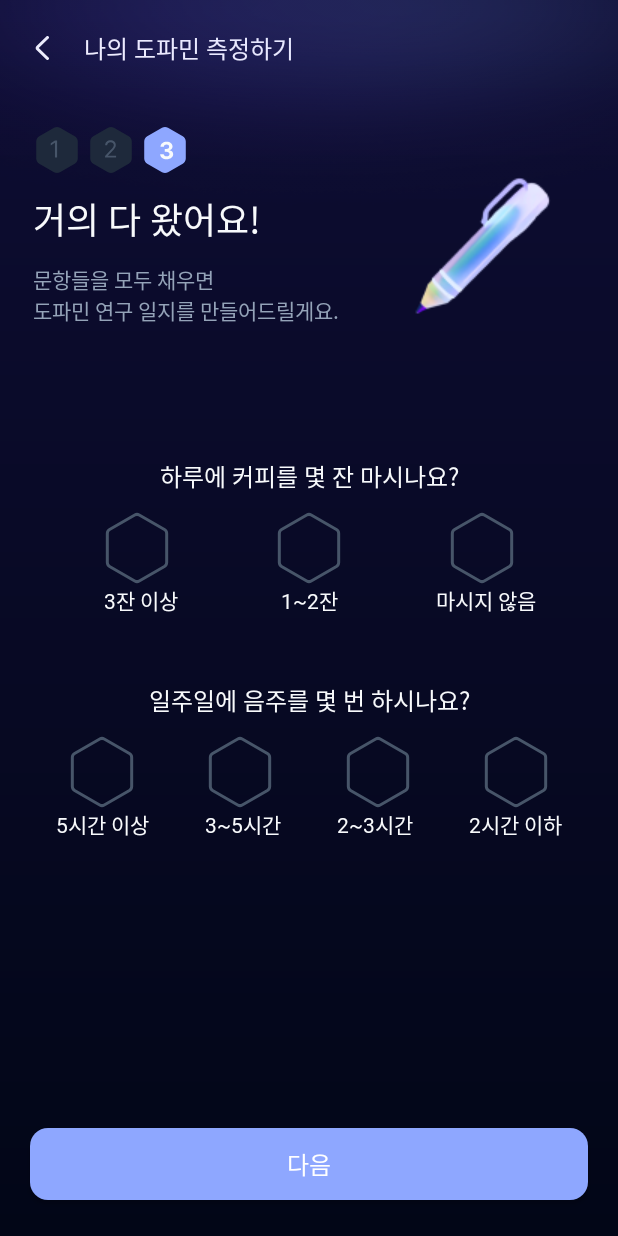
After one commit to Kusitms-29th-Kukathon-G/Android, an Android app: the fragment InputStep3Fragment shown on its own in the app's theme, on a phone screen of 412 x 824 dp. The commit adds this screen. Run offline under Robolectric (Android 15) with nearby library versions, the phone set to English and light mode, and no system bars.

Commit message:
[add] 인풋 스텝3 화면

```diff
--- /dev/null
+++ b/app/src/main/java/com/example/kukathon/input/InputStep3Fragment.kt
@@ -0,0 +1,60 @@
+package com.example.kukathon.input
+
+import android.os.Bundle
+import androidx.fragment.app.Fragment
+import android.view.LayoutInflater
+import android.view.View
+import android.view.ViewGroup
+import com.example.kukathon.R
+
+// TODO: Rename parameter arguments, choose names that match
+// the fragment initialization parameters, e.g. ARG_ITEM_NUMBER
+private const val ARG_PARAM1 = "param1"
+private const val ARG_PARAM2 = "param2"
+
+/**
+ * A simple [Fragment] subclass.
+ * Use the [InputStep3Fragment.newInstance] factory method to
+ * create an instance of this fragment.
+ */
+class InputStep3Fragment : Fragment() {
+    // TODO: Rename and change types of parameters
+    private var param1: String? = null
+    private var param2: String? = null
+
+    override fun onCreate(savedInstanceState: Bundle?) {
+        super.onCreate(savedInstanceState)
+        arguments?.let {
+            param1 = it.getString(ARG_PARAM1)
+            param2 = it.getString(ARG_PARAM2)
+        }
+    }
+
+    override fun onCreateView(
+        inflater: LayoutInflater, container: ViewGroup?,
+        savedInstanceState: Bundle?
+    ): View? {
+        // Inflate the layout for this fragment
+        return inflater.inflate(R.layout.fragment_input_step3, container, false)
+    }
+
+    companion object {
+        /**
+         * Use this factory method to create a new instance of
+         * this fragment using the provided parameters.
+         *
+         * @param param1 Parameter 1.
+         * @param param2 Parameter 2.
+         * @return A new instance of fragment InputStep3Fragment.
+         */
+        // TODO: Rename and change types and number of parameters
+        @JvmStatic
+        fun newInstance(param1: String, param2: String) =
+            InputStep3Fragment().apply {
+                arguments = Bundle().apply {
+                    putString(ARG_PARAM1, param1)
+                    putString(ARG_PARAM2, param2)
+                }
+            }
+    }
+}
--- /dev/null
+++ b/app/src/main/res/layout/fragment_input_step3.xml
@@ -0,0 +1,308 @@
+<?xml version="1.0" encoding="utf-8"?>
+<androidx.constraintlayout.widget.ConstraintLayout xmlns:android="http://schemas.android.com/apk/res/android"
+    xmlns:app="http://schemas.android.com/apk/res-auto"
+    xmlns:tools="http://schemas.android.com/tools"
+    android:layout_width="match_parent"
+    android:layout_height="match_parent"
+    android:background="@drawable/gradient_on_boarding"
+    tools:context=".input.InputStep3Fragment">
+
+    <com.google.android.material.appbar.MaterialToolbar
+        android:id="@+id/input_step3_toolbar"
+        android:layout_width="0dp"
+        android:layout_height="?attr/actionBarSize"
+        app:layout_constraintEnd_toEndOf="parent"
+        app:layout_constraintStart_toStartOf="parent"
+        app:layout_constraintTop_toTopOf="parent"
+        app:navigationIcon="@drawable/mobile_ic_back">
+
+        <TextView
+            android:id="@+id/input_step3_title"
+            android:layout_width="wrap_content"
+            android:layout_height="wrap_content"
+            android:layout_marginEnd="20dp"
+            android:fontFamily="@font/pretendard_bold"
+            android:text="@string/나의_도파민_측정하기"
+            android:textColor="@color/white"
+            android:textSize="16sp"
+            app:layout_constraintBottom_toBottomOf="@id/terms_toolbar"
+            app:layout_constraintEnd_toEndOf="parent"
+            app:layout_constraintTop_toTopOf="parent" />
+    </com.google.android.material.appbar.MaterialToolbar>
+
+
+    <ImageView
+        android:id="@+id/ellipse1"
+        android:layout_width="match_parent"
+        android:layout_height="150dp"
+        android:background="@drawable/img_ellipse_2745"
+        app:layout_constraintEnd_toEndOf="parent"
+        app:layout_constraintStart_toStartOf="parent"
+        app:layout_constraintTop_toTopOf="parent" />
+
+    <ImageView
+        android:layout_width="wrap_content"
+        android:layout_height="wrap_content"
+        android:layout_marginTop="34dp"
+        android:background="@drawable/png_pencil"
+        app:layout_constraintEnd_toEndOf="parent"
+        app:layout_constraintStart_toEndOf="@id/tv_input_step3_title2"
+        app:layout_constraintTop_toBottomOf="@id/input_step3_toolbar" />
+
+    <ImageView
+        android:id="@+id/btn_step1"
+        android:layout_width="wrap_content"
+        android:layout_height="wrap_content"
+        android:layout_marginStart="22dp"
+        android:layout_marginTop="20dp"
+        android:background="@drawable/ic_input_step1_unable"
+        app:layout_constraintStart_toStartOf="parent"
+        app:layout_constraintTop_toBottomOf="@id/input_step3_toolbar" />
+
+    <ImageView
+        android:id="@+id/btn_step2"
+        android:layout_width="wrap_content"
+        android:layout_height="wrap_content"
+        android:layout_marginStart="4dp"
+        android:layout_marginTop="20dp"
+        android:background="@drawable/ic_input_step2_unable"
+        app:layout_constraintStart_toEndOf="@id/btn_step1"
+        app:layout_constraintTop_toBottomOf="@id/input_step3_toolbar" />
+
+    <ImageView
+        android:id="@+id/btn_step3"
+        android:layout_width="wrap_content"
+        android:layout_height="wrap_content"
+        android:layout_marginStart="4dp"
+        android:layout_marginTop="20dp"
+        android:background="@drawable/ic_input_step3_able"
+        app:layout_constraintStart_toEndOf="@id/btn_step2"
+        app:layout_constraintTop_toBottomOf="@id/input_step3_toolbar" />
+
+
+    <TextView
+        android:id="@+id/tv_input_step3_title1"
+        android:layout_width="wrap_content"
+        android:layout_height="wrap_content"
+        android:layout_marginStart="22dp"
+        android:layout_marginTop="12dp"
+        android:fontFamily="@font/pretendard_bold"
+        android:text="@string/거의_다_왔어요"
+        android:textColor="@color/B_50"
+        android:textSize="24sp"
+        app:layout_constraintStart_toStartOf="parent"
+        app:layout_constraintTop_toBottomOf="@id/btn_step1" />
+
+    <TextView
+        android:id="@+id/tv_input_step3_title2"
+        android:layout_width="wrap_content"
+        android:layout_height="wrap_content"
+        android:layout_marginStart="22dp"
+        android:layout_marginTop="12dp"
+        android:fontFamily="@font/pretendard_regular"
+        android:text="@string/문항들을_모두_채우면_도파민_연구_일지를_만들어드릴게요"
+        android:textColor="@color/B_400"
+        android:textSize="14sp"
+        app:layout_constraintStart_toStartOf="parent"
+        app:layout_constraintTop_toBottomOf="@id/tv_input_step3_title1" />
+
+    <TextView
+        android:id="@+id/tv_input_step2_q1"
+        android:layout_width="wrap_content"
+        android:layout_height="wrap_content"
+        android:layout_marginTop="88dp"
+        android:fontFamily="@font/pretendard_bold"
+        android:text="@string/하루에_커피를_몇_잔_마시나요"
+        android:textColor="@color/B_50"
+        android:textSize="16sp"
+        app:layout_constraintEnd_toEndOf="parent"
+        app:layout_constraintStart_toStartOf="parent"
+        app:layout_constraintTop_toBottomOf="@id/tv_input_step3_title2" />
+
+
+    <ImageButton
+        android:id="@+id/btn_q1_a1"
+        android:layout_width="wrap_content"
+        android:layout_height="wrap_content"
+        android:layout_marginTop="12dp"
+        android:background="@drawable/bg_btn_dopamine_selector"
+        app:layout_constraintEnd_toStartOf="@id/btn_q1_a2"
+        app:layout_constraintStart_toStartOf="parent"
+        app:layout_constraintTop_toBottomOf="@id/tv_input_step2_q1" />
+
+    <TextView
+        android:id="@+id/tv_q1_a1"
+        android:layout_width="wrap_content"
+        android:layout_height="wrap_content"
+        android:fontFamily="@font/pretendard_medium"
+        android:text="@string/세잔이상"
+        android:textColor="@color/B_50"
+        android:textSize="14sp"
+        app:layout_constraintEnd_toStartOf="@id/tv_q1_a2"
+        app:layout_constraintStart_toStartOf="parent"
+        app:layout_constraintTop_toBottomOf="@id/btn_q1_a1" />
+
+    <ImageButton
+        android:id="@+id/btn_q1_a2"
+        android:layout_width="wrap_content"
+        android:layout_height="wrap_content"
+        android:layout_marginTop="12dp"
+        android:background="@drawable/bg_btn_dopamine_selector"
+        app:layout_constraintEnd_toStartOf="@id/btn_q1_a3"
+        app:layout_constraintStart_toEndOf="@id/btn_q1_a1"
+        app:layout_constraintTop_toBottomOf="@id/tv_input_step2_q1" />
+
+    <TextView
+        android:id="@+id/tv_q1_a2"
+        android:layout_width="wrap_content"
+        android:layout_height="wrap_content"
+        android:fontFamily="@font/pretendard_medium"
+        android:text="@string/한두잔"
+        android:textColor="@color/B_50"
+        android:textSize="14sp"
+        app:layout_constraintEnd_toEndOf="parent"
+        app:layout_constraintStart_toStartOf="parent"
+        app:layout_constraintTop_toBottomOf="@id/btn_q1_a2" />
+
+    <ImageButton
+        android:id="@+id/btn_q1_a3"
+        android:layout_width="wrap_content"
+        android:layout_height="wrap_content"
+        android:layout_marginTop="12dp"
+        android:background="@drawable/bg_btn_dopamine_selector"
+        app:layout_constraintEnd_toEndOf="parent"
+        app:layout_constraintStart_toEndOf="@id/btn_q1_a2"
+        app:layout_constraintTop_toBottomOf="@id/tv_input_step2_q1" />
+
+    <TextView
+        android:id="@+id/tv_q1_a3"
+        android:layout_width="wrap_content"
+        android:layout_height="wrap_content"
+        android:layout_marginStart="10dp"
+        android:fontFamily="@font/pretendard_medium"
+        android:text="@string/마시지_않음"
+        android:textColor="@color/B_50"
+        android:textSize="14sp"
+        app:layout_constraintEnd_toEndOf="parent"
+        app:layout_constraintStart_toEndOf="@id/tv_q1_a2"
+        app:layout_constraintTop_toBottomOf="@id/btn_q1_a3" />
+
+
+    <TextView
+        android:id="@+id/tv_input_step2_q2"
+        android:layout_width="wrap_content"
+        android:layout_height="wrap_content"
+        android:layout_marginTop="44dp"
+        android:fontFamily="@font/pretendard_bold"
+        android:text="@string/일주일에_음주를_몇_번_하시나요"
+        android:textColor="@color/B_50"
+        android:textSize="16sp"
+        app:layout_constraintEnd_toEndOf="parent"
+        app:layout_constraintStart_toStartOf="parent"
+        app:layout_constraintTop_toBottomOf="@id/tv_q1_a2" />
+
+    <ImageButton
+        android:id="@+id/btn_q2_a1"
+        android:layout_width="wrap_content"
+        android:layout_height="wrap_content"
+        android:layout_marginTop="12dp"
+        android:background="@drawable/bg_btn_dopamine_selector"
+        app:layout_constraintEnd_toStartOf="@id/btn_q2_a2"
+        app:layout_constraintStart_toStartOf="parent"
+        app:layout_constraintTop_toBottomOf="@id/tv_input_step2_q2" />
+
+    <TextView
+        android:id="@+id/tv_q2_a1"
+        android:layout_width="wrap_content"
+        android:layout_height="wrap_content"
+        android:fontFamily="@font/pretendard_medium"
+        android:text="@string/다섯시간이상"
+        android:textColor="@color/B_50"
+        android:textSize="14sp"
+        app:layout_constraintEnd_toStartOf="@id/tv_q2_a2"
+        app:layout_constraintStart_toStartOf="parent"
+        app:layout_constraintTop_toBottomOf="@id/btn_q2_a1" />
+
+    <ImageButton
+        android:id="@+id/btn_q2_a2"
+        android:layout_width="wrap_content"
+        android:layout_height="wrap_content"
+        android:layout_marginTop="12dp"
+        android:background="@drawable/bg_btn_dopamine_selector"
+        app:layout_constraintEnd_toStartOf="@id/btn_q2_a3"
+        app:layout_constraintStart_toEndOf="@id/btn_q2_a1"
+        app:layout_constraintTop_toBottomOf="@id/tv_input_step2_q2" />
+
+    <TextView
+        android:id="@+id/tv_q2_a2"
+        android:layout_width="wrap_content"
+        android:layout_height="wrap_content"
+        android:fontFamily="@font/pretendard_medium"
+        android:text="@string/세다섯시간"
+        android:textColor="@color/B_50"
+        android:textSize="14sp"
+        app:layout_constraintEnd_toStartOf="@id/tv_q2_a3"
+        app:layout_constraintStart_toEndOf="@id/tv_q2_a1"
+        app:layout_constraintTop_toBottomOf="@id/btn_q2_a2" />
+
+    <ImageButton
+        android:id="@+id/btn_q2_a3"
+        android:layout_width="wrap_content"
+        android:layout_height="wrap_content"
+        android:layout_marginTop="12dp"
+        android:background="@drawable/bg_btn_dopamine_selector"
+        app:layout_constraintEnd_toStartOf="@id/btn_q2_a4"
+        app:layout_constraintStart_toEndOf="@id/btn_q2_a2"
+        app:layout_constraintTop_toBottomOf="@id/tv_input_step2_q2" />
+
+    <TextView
+        android:id="@+id/tv_q2_a3"
+        android:layout_width="wrap_content"
+        android:layout_height="wrap_content"
+        android:fontFamily="@font/pretendard_medium"
+        android:text="@string/두세시간"
+        android:textColor="@color/B_50"
+        android:textSize="14sp"
+        app:layout_constraintEnd_toStartOf="@id/tv_q2_a4"
+        app:layout_constraintStart_toEndOf="@id/tv_q2_a2"
+        app:layout_constraintTop_toBottomOf="@id/btn_q2_a3" />
+
+    <ImageButton
+        android:id="@+id/btn_q2_a4"
+        android:layout_width="wrap_content"
+        android:layout_height="wrap_content"
+        android:layout_marginTop="12dp"
+        android:background="@drawable/bg_btn_dopamine_selector"
+        app:layout_constraintEnd_toEndOf="parent"
+        app:layout_constraintStart_toEndOf="@id/btn_q2_a3"
+        app:layout_constraintTop_toBottomOf="@id/tv_input_step2_q2" />
+
+    <TextView
+        android:id="@+id/tv_q2_a4"
+        android:layout_width="wrap_content"
+        android:layout_height="wrap_content"
+        android:fontFamily="@font/pretendard_medium"
+        android:text="@string/두시간이하"
+        android:textColor="@color/B_50"
+        android:textSize="14sp"
+        app:layout_constraintEnd_toEndOf="parent"
+        app:layout_constraintStart_toEndOf="@id/tv_q2_a3"
+        app:layout_constraintTop_toBottomOf="@id/btn_q2_a4" />
+
+
+    <androidx.appcompat.widget.AppCompatButton
+        android:id="@+id/btn_sign_up_next"
+        android:layout_width="0dp"
+        android:layout_height="wrap_content"
+        android:layout_marginHorizontal="20dp"
+        android:layout_marginBottom="24dp"
+        android:background="@drawable/bg_btn_next_selector"
+        android:fontFamily="@font/pretendard_medium"
+        android:gravity="center"
+        android:text="@string/다음"
+        android:textColor="@color/white"
+        android:textSize="16sp"
+        app:layout_constraintBottom_toBottomOf="parent"
+        app:layout_constraintEnd_toEndOf="parent"
+        app:layout_constraintStart_toStartOf="parent" />
+</androidx.constraintlayout.widget.ConstraintLayout>
--- a/app/src/main/res/values/strings.xml
+++ b/app/src/main/res/values/strings.xml
@@ -54,6 +54,16 @@
     <string name="다섯시간이상">5시간 이상</string>
     <string name="두세시간">2~3시간</string>
     <string name="두시간이하">2시간 이하</string>
+    <string name="거의_다_왔어요">거의 다 왔어요!</string>
+    <string name="하루에_커피를_몇_잔_마시나요">하루에 커피를 몇 잔 마시나요?</string>
+    <string name="일주일에_음주를_몇_번_하시나요">일주일에 음주를 몇 번 하시나요?</string>
+    <string name="세잔이상">3잔 이상</string>
+    <string name="한두잔">1~2잔</string>
+    <string name="마시지_않음">마시지 않음</string>
+    <string name="다섯번이상">5번 이상</string>
+    <string name="세네번">3~4번</string>
+    <string name="한세번">1~3번</string>
+    <string name="하지않음">하지 않음</string>
     <!-- TODO: Remove or change this placeholder text -->
     <string name="hello_blank_fragment">Hello blank fragment</string>
 </resources>
```
